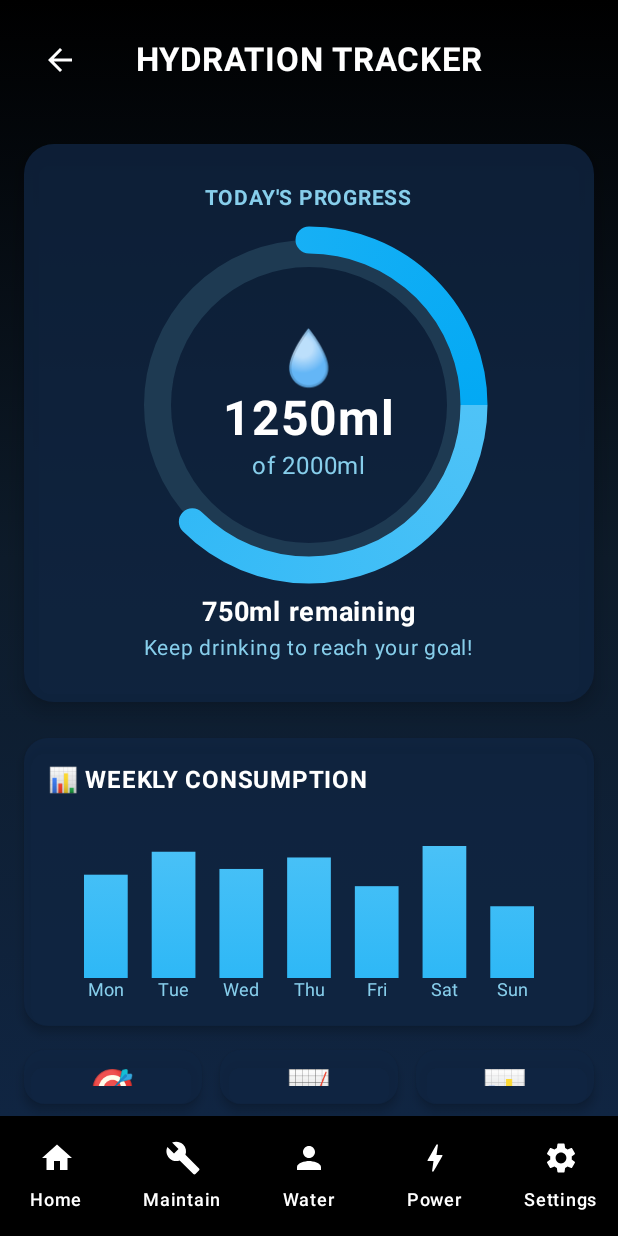
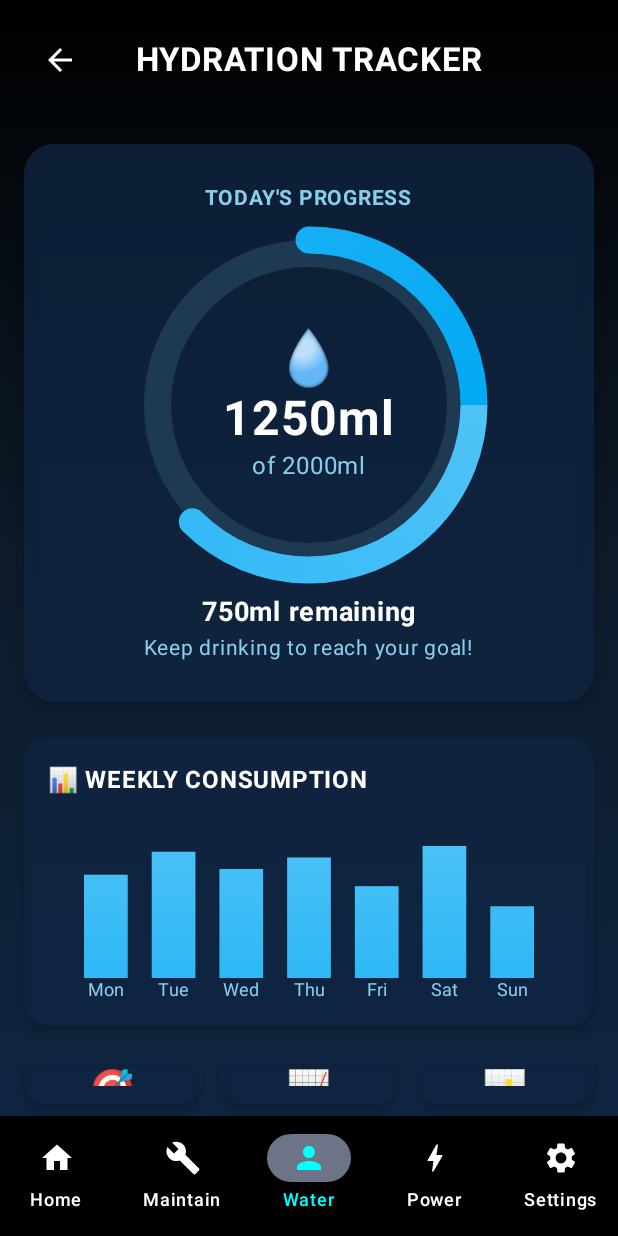
Before and after one commit to RP2005-ai/Thermsilonapp, an Android app built with Jetpack Compose: the WaterHealthScreen screen opened through its navigation route, on a phone screen of 412 x 824 dp. Run offline under Robolectric (Android 15) with nearby library versions, the phone set to English and light mode, and no system bars; libraries missing offline, so code that uses them is left out: com.jakewharton.threetenabp; 1 statement that could not run was skipped.

Commit message:
Update BottomNavbar.kt

```diff
--- a/app/src/main/java/com/roheet/thermsilon/ui/theme/BottomNavbar.kt
+++ b/app/src/main/java/com/roheet/thermsilon/ui/theme/BottomNavbar.kt
@@ -21,7 +21,7 @@ fun BottomNavBar(navController: NavController) {
     val items = listOf(
         BottomNavItem("Home", Icons.Default.Home, "main_menu"),
         BottomNavItem("Maintain", Icons.Default.Build, "maintain"),
-        BottomNavItem("Water", Icons.Default.Person, "water"),
+        BottomNavItem("Water", Icons.Default.Person, "water_health"),
         BottomNavItem("Power", Icons.Default.Bolt, "power"),
         BottomNavItem("Settings", Icons.Default.Settings, "settings")
     )
```
